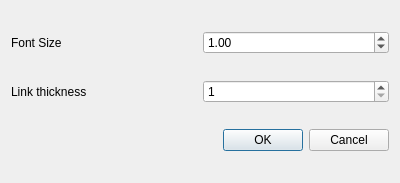
Before: the Qt Designer form Options.ui in ArashMassoudieh/OpenHydroQual, drawn with Qt 5.
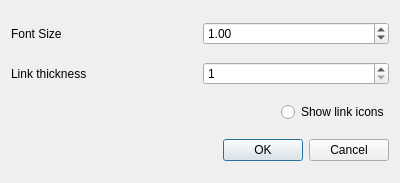
After: the same form once the commit is applied.

Commit message: show link icons

```diff
--- a/Options.ui
+++ b/Options.ui
@@ -62,6 +62,30 @@
      </item>
     </layout>
    </item>
+   <item>
+    <layout class="QHBoxLayout" name="horizontalLayout_3">
+     <item>
+      <spacer name="horizontalSpacer">
+       <property name="orientation">
+        <enum>Qt::Horizontal</enum>
+       </property>
+       <property name="sizeHint" stdset="0">
+        <size>
+         <width>40</width>
+         <height>20</height>
+        </size>
+       </property>
+      </spacer>
+     </item>
+     <item>
+      <widget class="QRadioButton" name="radioButton">
+       <property name="text">
+        <string>Show link icons</string>
+       </property>
+      </widget>
+     </item>
+    </layout>
+   </item>
    <item>
     <widget class="QDialogButtonBox" name="buttonBox">
      <property name="orientation">
```
The commit also changes 3 other files.
